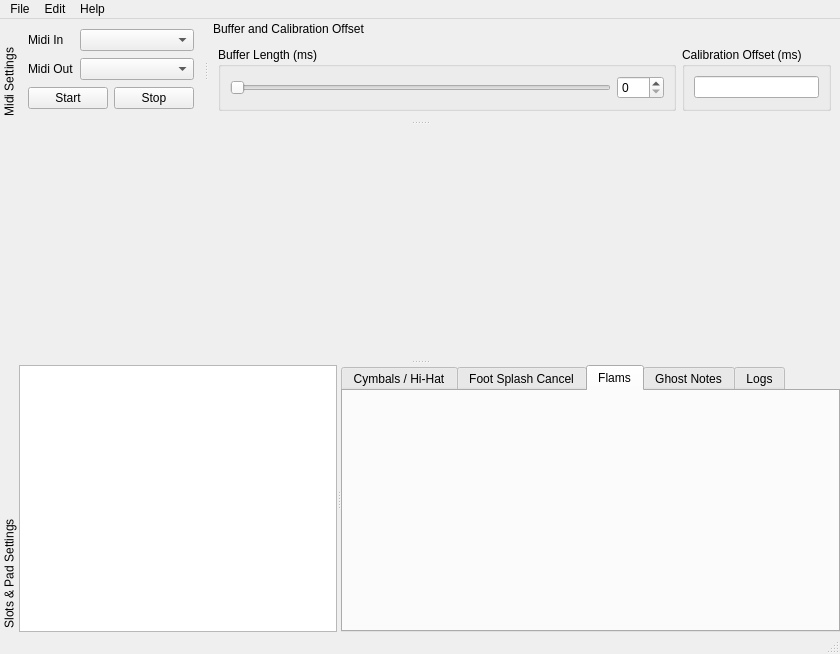
This is src/MainWindow.ui in FromtonRouge/eProDrums as Qt 5 draws it before an edit. The edited form follows.
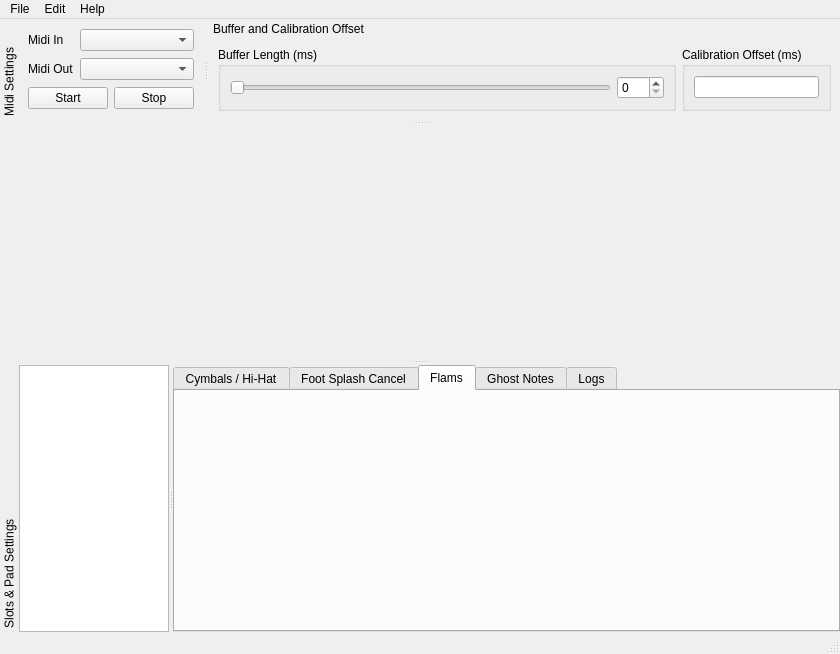
This is the edited form. The open tabs and pages were chosen to show the change. Icons and pictures are not drawn.

```diff
--- a/src/MainWindow.ui
+++ b/src/MainWindow.ui
@@ -306,11 +306,14 @@
             <bool>false</bool>
            </property>
            <widget class="QListWidget" name="listWidgetSlots">
-            <property name="sizePolicy">
-             <sizepolicy hsizetype="Preferred" vsizetype="Expanding">
-              <horstretch>0</horstretch>
-              <verstretch>0</verstretch>
-             </sizepolicy>
+            <property name="enabled">
+             <bool>true</bool>
+            </property>
+            <property name="maximumSize">
+             <size>
+              <width>150</width>
+              <height>16777215</height>
+             </size>
             </property>
             <property name="resizeMode">
              <enum>QListView::Adjust</enum>
@@ -344,6 +347,11 @@
              <attribute name="title">
               <string>Flams</string>
              </attribute>
+             <layout class="QGridLayout" name="gridLayout_4">
+              <item row="0" column="0">
+               <layout class="QGridLayout" name="gridLayoutFlams"/>
+              </item>
+             </layout>
             </widget>
             <widget class="QWidget" name="tab_2">
              <attribute name="title">
```
